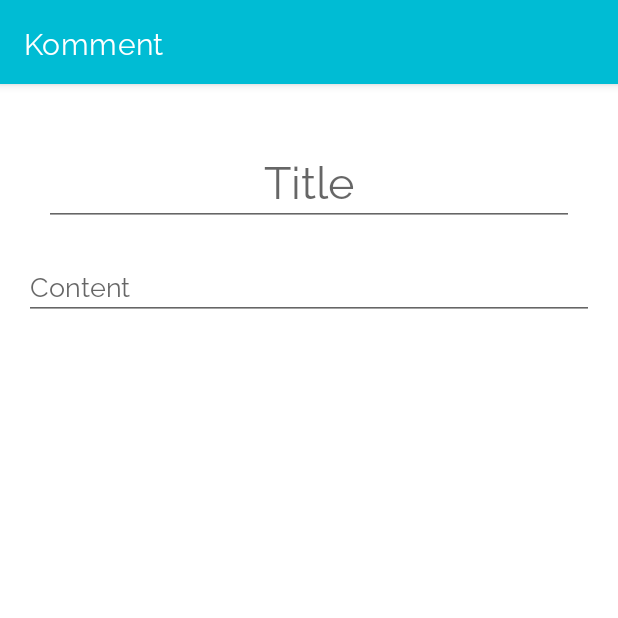
After one commit to hertelukas/KommentAndroid, an Android app: the fragment NoteViewFragment placed in its activity, on a phone screen of 412 x 824 dp, the top half of it. The commit adds this screen. Run offline under Robolectric (Android 15) with nearby library versions, the phone set to English and light mode, and no system bars; our stand-ins replace Volley; network calls fail; 2 statements that could not run were skipped.

Commit message:
Tried to add saving of notes

```diff
--- a/app/src/main/java/com/purplepandagames/komment/HomeFragment.java
+++ b/app/src/main/java/com/purplepandagames/komment/HomeFragment.java
@@ -4,6 +4,7 @@ import android.os.Bundle;
 import android.view.LayoutInflater;
 import android.view.View;
 import android.view.ViewGroup;
+import android.widget.AdapterView;
 import android.widget.ArrayAdapter;
 import android.widget.ListView;
 
@@ -16,8 +17,8 @@ import java.util.ArrayList;
 
 public class HomeFragment extends Fragment {
 
-    ListView notesView;
-    MainActivity main;
+    private ListView notesView;
+    private MainActivity main;
 
     @Nullable
     @Override
@@ -32,7 +33,7 @@ public class HomeFragment extends Fragment {
         return view;
     }
 
-    public void SetNoteViewContent(){
+    void SetNoteViewContent(){
         main = (MainActivity) getActivity();
 
         ArrayList<String> noteTitles = new ArrayList<>();
@@ -45,5 +46,12 @@ public class HomeFragment extends Fragment {
         ArrayAdapter<String> arrayAdapter = new ArrayAdapter<String>(main, android.R.layout.simple_list_item_1, noteTitles);
 
         notesView.setAdapter(arrayAdapter);
+
+        notesView.setOnItemClickListener(new AdapterView.OnItemClickListener() {
+            @Override
+            public void onItemClick(AdapterView<?> parent, View view, int position, long id) {
+                main.showNote(position);
+            }
+        });
     }
 }
--- a/app/src/main/java/com/purplepandagames/komment/Note.java
+++ b/app/src/main/java/com/purplepandagames/komment/Note.java
@@ -1,6 +1,7 @@
 package com.purplepandagames.komment;
 
 class Note {
-    public String title;
-    public String content;
+    String title;
+    String content;
+    String id;
 }
--- /dev/null
+++ b/app/src/main/java/com/purplepandagames/komment/NoteViewFragment.java
@@ -0,0 +1,76 @@
+package com.purplepandagames.komment;
+
+import android.os.Bundle;
+import android.text.Editable;
+import android.text.TextWatcher;
+import android.util.Log;
+import android.view.LayoutInflater;
+import android.view.View;
+import android.view.ViewGroup;
+import android.widget.EditText;
+import android.widget.TextView;
+import android.widget.Toast;
+
+import androidx.annotation.NonNull;
+import androidx.annotation.Nullable;
+import androidx.fragment.app.Fragment;
+
+public class NoteViewFragment extends Fragment {
+
+    public EditText noteTitle;
+    public EditText noteContent;
+    private MainActivity main;
+
+    @Nullable
+    @Override
+    public View onCreateView(@NonNull LayoutInflater inflater, @Nullable ViewGroup container, @Nullable Bundle savedInstanceState) {
+        View view = inflater.inflate(R.layout.fragment_note_view, container, false);
+        main = (MainActivity) getActivity();
+        noteTitle = view.findViewById(R.id.note_title);
+        noteContent = view.findViewById(R.id.note_content);
+        LoadNote(main.currentNote);
+
+
+        noteTitle.addTextChangedListener(new TextWatcher() {
+            @Override
+            public void beforeTextChanged(CharSequence s, int start, int count, int after) {
+
+            }
+
+            @Override
+            public void onTextChanged(CharSequence s, int start, int before, int count) {
+                main.noteChanged = true;
+            }
+
+            @Override
+            public void afterTextChanged(Editable s) {
+
+            }
+        });
+
+        noteContent.addTextChangedListener(new TextWatcher() {
+            @Override
+            public void beforeTextChanged(CharSequence s, int start, int count, int after) {
+
+            }
+
+            @Override
+            public void onTextChanged(CharSequence s, int start, int before, int count) {
+                main.noteChanged = true;
+            }
+
+            @Override
+            public void afterTextChanged(Editable s) {
+
+            }
+        });
+
+        main.noteChanged = false;
+        return view;
+    }
+
+    private void LoadNote(Note note){
+        noteTitle.setText(note.title);
+        noteContent.setText(note.content);
+    }
+}
--- /dev/null
+++ b/app/src/main/res/layout/fragment_note_view.xml
@@ -0,0 +1,39 @@
+<?xml version="1.0" encoding="utf-8"?>
+<androidx.constraintlayout.widget.ConstraintLayout
+    xmlns:android="http://schemas.android.com/apk/res/android"
+    xmlns:app="http://schemas.android.com/apk/res-auto"
+    xmlns:tools="http://schemas.android.com/tools"
+    android:layout_width="match_parent"
+    android:layout_height="match_parent">
+
+    <EditText
+        android:id="@+id/note_content"
+        android:layout_width="0dp"
+        android:layout_height="wrap_content"
+        android:layout_marginStart="16dp"
+        android:layout_marginTop="16dp"
+        android:layout_marginEnd="16dp"
+        android:ems="10"
+        android:gravity="start|top"
+        android:hint="@string/content"
+        android:importantForAutofill="no"
+        android:inputType="textMultiLine"
+        app:layout_constraintEnd_toEndOf="parent"
+        app:layout_constraintStart_toStartOf="parent"
+        app:layout_constraintTop_toBottomOf="@+id/note_title" />
+
+    <EditText
+        android:id="@+id/note_title"
+        android:layout_width="wrap_content"
+        android:layout_height="wrap_content"
+        android:layout_marginTop="32dp"
+        android:ems="10"
+        android:inputType="textPersonName"
+        android:textSize="30sp"
+        android:hint="@string/title"
+        android:textAlignment="center"
+        app:layout_constraintEnd_toEndOf="parent"
+        app:layout_constraintStart_toStartOf="parent"
+        app:layout_constraintTop_toTopOf="parent"
+        android:importantForAutofill="no" />
+</androidx.constraintlayout.widget.ConstraintLayout>
--- a/app/src/main/res/values/strings.xml
+++ b/app/src/main/res/values/strings.xml
@@ -11,5 +11,11 @@
     <string name="username">Username</string>
     <string name="password">Password</string>
     <string name="logout">Logout</string>
+    <string name="content">Content</string>
+    <string name="title">Title</string>
+    <string name="saveDialog">Do you want to save your changes?</string>
+    <string name="yes">Yes</string>
+    <string name="no">No</string>
+    <string name="discardChanges">Discard Changes</string>
 
 </resources>
```
Also changed, not shown: app/src/main/java/com/purplepandagames/komment/MainActivity.java (+61 -2 lines), app/src/main/java/com/purplepandagames/komment/NetworkHandler.java (+35 -0 lines), app/src/main/res/layout/fragment_home.xml (+17 -4 lines).
